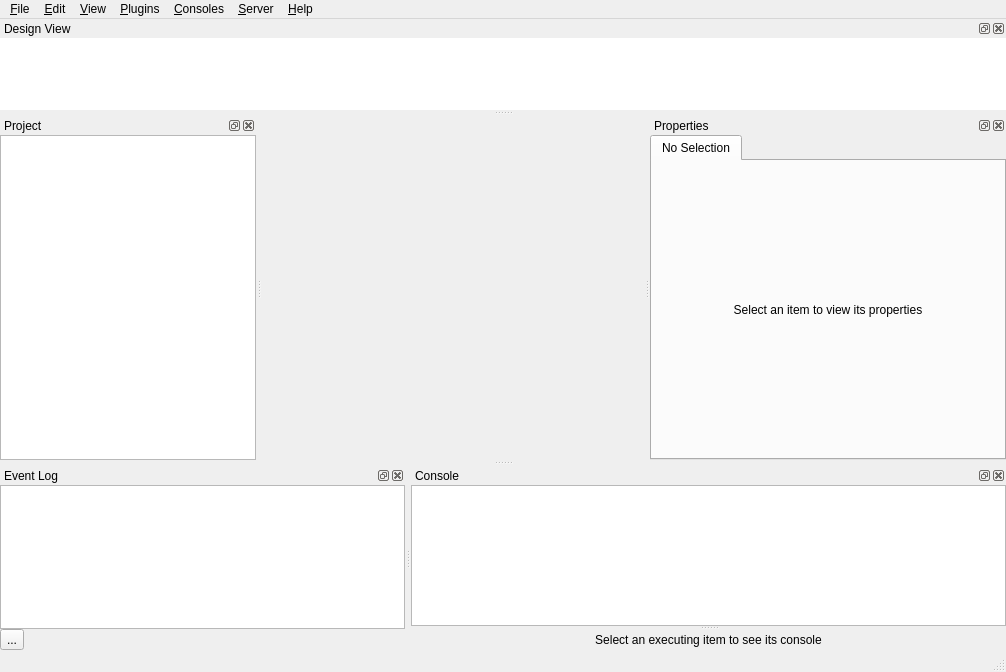
Old version of the form spinetoolbox/ui/mainwindow.ui in the repository spine-tools/Spine-Toolbox.
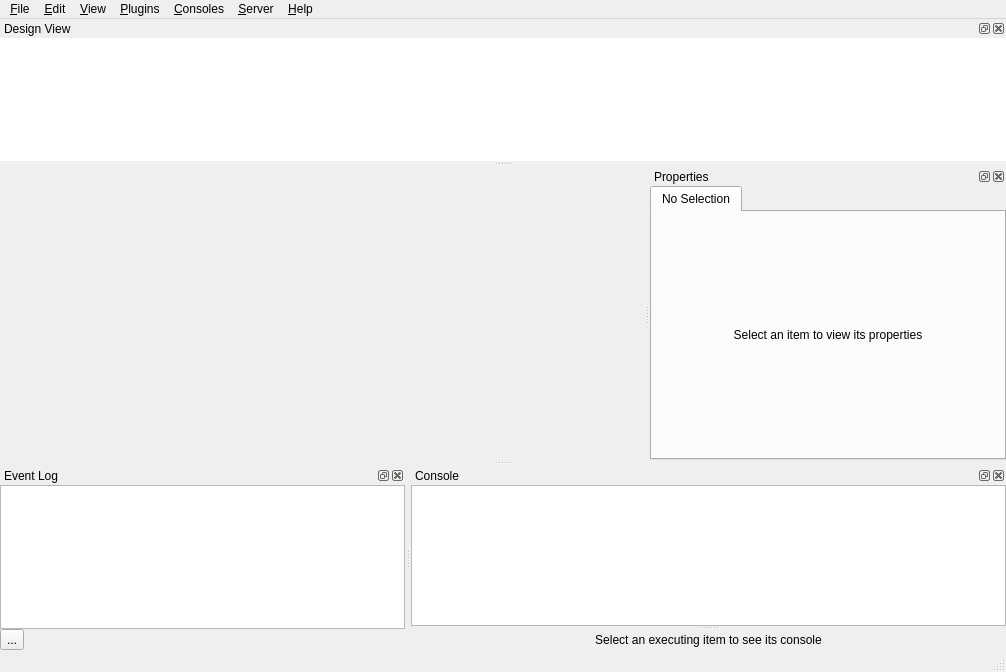
New version of the form. Icons and pictures are not drawn. Custom widgets are drawn as their Qt base class.

Commit message:
Remove project dockwidget
Re #2560

```diff
--- a/spinetoolbox/ui/mainwindow.ui
+++ b/spinetoolbox/ui/mainwindow.ui
@@ -297,76 +297,6 @@
     </layout>
    </widget>
   </widget>
-  <widget class="QDockWidget" name="dockWidget_project">
-   <property name="minimumSize">
-    <size>
-     <width>136</width>
-     <height>344</height>
-    </size>
-   </property>
-   <property name="allowedAreas">
-    <set>Qt::AllDockWidgetAreas</set>
-   </property>
-   <property name="windowTitle">
-    <string>Project</string>
-   </property>
-   <attribute name="dockWidgetArea">
-    <number>1</number>
-   </attribute>
-   <widget class="QWidget" name="dockWidgetContents_4">
-    <layout class="QVBoxLayout" name="verticalLayout_4">
-     <property name="spacing">
-      <number>1</number>
-     </property>
-     <property name="leftMargin">
-      <number>0</number>
-     </property>
-     <property name="topMargin">
-      <number>0</number>
-     </property>
-     <property name="rightMargin">
-      <number>0</number>
-     </property>
-     <property name="bottomMargin">
-      <number>0</number>
-     </property>
-     <item>
-      <widget class="QTreeView" name="treeView_project">
-       <property name="sizePolicy">
-        <sizepolicy hsizetype="Expanding" vsizetype="Expanding">
-         <horstretch>0</horstretch>
-         <verstretch>0</verstretch>
-        </sizepolicy>
-       </property>
-       <property name="maximumSize">
-        <size>
-         <width>16777215</width>
-         <height>16777215</height>
-        </size>
-       </property>
-       <property name="contextMenuPolicy">
-        <enum>Qt::CustomContextMenu</enum>
-       </property>
-       <property name="editTriggers">
-        <set>QAbstractItemView::NoEditTriggers</set>
-       </property>
-       <property name="selectionMode">
-        <enum>QAbstractItemView::ExtendedSelection</enum>
-       </property>
-       <property name="uniformRowHeights">
-        <bool>true</bool>
-       </property>
-       <property name="animated">
-        <bool>true</bool>
-       </property>
-       <attribute name="headerVisible">
-        <bool>false</bool>
-       </attribute>
-      </widget>
-     </item>
-    </layout>
-   </widget>
-  </widget>
   <widget class="QDockWidget" name="dockWidget_console">
    <property name="floating">
     <bool>false</bool>
```
Left out of the diff: 5 changed lines with no effect on the pictures. The commit also changes 10 other files.
